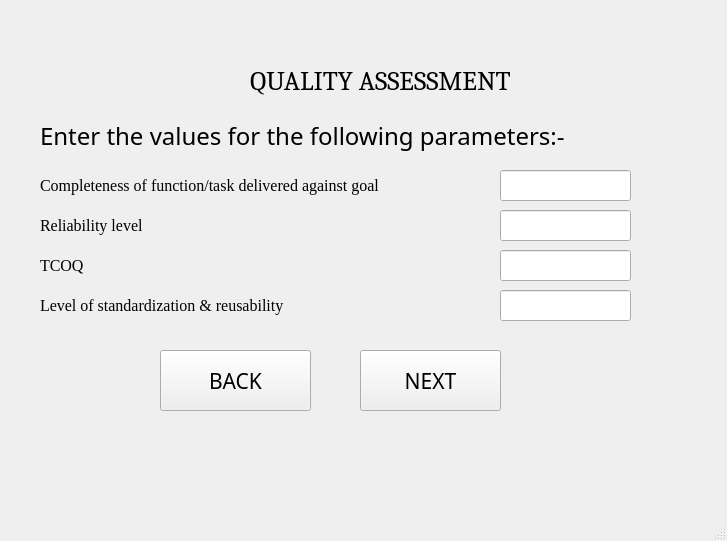
This is ui_files/quality_screen.ui in yorozuya-2003/institutional_benchmarking_model as Qt 5 draws it before an edit. The edited form follows.
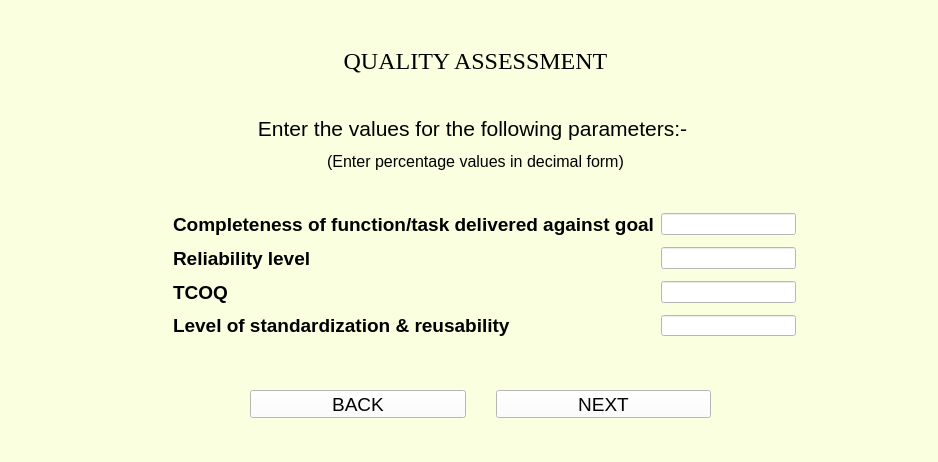
This is the edited form.

Diff of the .ui file:
```diff
--- a/ui_files/quality_screen.ui
+++ b/ui_files/quality_screen.ui
@@ -6,236 +6,294 @@
    <rect>
     <x>0</x>
     <y>0</y>
-    <width>727</width>
-    <height>541</height>
+    <width>938</width>
+    <height>462</height>
    </rect>
   </property>
   <property name="windowTitle">
    <string>MainWindow</string>
   </property>
+  <property name="styleSheet">
+   <string notr="true">background-color:rgb(250, 255, 224)</string>
+  </property>
   <widget class="QWidget" name="centralwidget">
    <widget class="QLabel" name="label_10">
     <property name="geometry">
      <rect>
-      <x>220</x>
-      <y>60</y>
-      <width>321</width>
+      <x>0</x>
+      <y>40</y>
+      <width>951</width>
       <height>41</height>
      </rect>
     </property>
     <property name="font">
      <font>
-      <family>Cambria</family>
-      <pointsize>20</pointsize>
-     </font>
-    </property>
-    <property name="text">
-     <string>QUALITY ASSESSMENT</string>
-    </property>
-    <property name="alignment">
-     <set>Qt::AlignCenter</set>
-    </property>
-   </widget>
-   <widget class="QLabel" name="label">
-    <property name="geometry">
-     <rect>
-      <x>40</x>
-      <y>110</y>
-      <width>601</width>
-      <height>51</height>
-     </rect>
-    </property>
-    <property name="font">
-     <font>
-      <family>Corbel</family>
+      <family>Times New Roman</family>
       <pointsize>18</pointsize>
      </font>
     </property>
     <property name="text">
-     <string>Enter the values for the following parameters:- </string>
+     <string>QUALITY ASSESSMENT</string>
     </property>
     <property name="alignment">
-     <set>Qt::AlignLeading|Qt::AlignLeft|Qt::AlignVCenter</set>
+     <set>Qt::AlignCenter</set>
     </property>
    </widget>
+   <widget class="QWidget" name="">
+    <property name="geometry">
+     <rect>
+      <x>170</x>
+      <y>210</y>
+      <width>631</width>
+      <height>131</height>
+     </rect>
+    </property>
+    <property name="font">
+     <font>
+      <family>Arial</family>
+      <pointsize>14</pointsize>
+      <weight>50</weight>
+      <bold>false</bold>
+     </font>
+    </property>
+    <layout class="QGridLayout" name="gridLayout">
+     <property name="leftMargin">
+      <number>3</number>
+     </property>
+     <property name="topMargin">
+      <number>3</number>
+     </property>
+     <property name="rightMargin">
+      <number>5</number>
+     </property>
+     <property name="bottomMargin">
+      <number>5</number>
+     </property>
+     <property name="horizontalSpacing">
+      <number>7</number>
+     </property>
+     <property name="verticalSpacing">
+      <number>12</number>
+     </property>
+     <item row="0" column="0">
    <widget class="QLabel" name="label_2">
-    <property name="geometry">
-     <rect>
-      <x>40</x>
-      <y>170</y>
-      <width>451</width>
-      <height>31</height>
-     </rect>
-    </property>
     <property name="font">
      <font>
-      <family>Georgia</family>
-      <pointsize>12</pointsize>
+         <family>Arial</family>
+         <pointsize>14</pointsize>
+         <weight>75</weight>
+         <bold>true</bold>
      </font>
     </property>
     <property name="text">
      <string>Completeness of function/task delivered against goal</string>
     </property>
    </widget>
+     </item>
+     <item row="0" column="1">
+      <widget class="QLineEdit" name="paramA">
+       <property name="font">
+        <font>
+         <family>Arial</family>
+         <pointsize>12</pointsize>
+         <weight>50</weight>
+         <bold>false</bold>
+        </font>
+       </property>
+       <property name="styleSheet">
+        <string notr="true">background-color:rgb(255, 255, 255)</string>
+       </property>
+      </widget>
+     </item>
+     <item row="1" column="0">
    <widget class="QLabel" name="label_3">
-    <property name="geometry">
-     <rect>
-      <x>40</x>
-      <y>210</y>
-      <width>441</width>
-      <height>31</height>
-     </rect>
-    </property>
     <property name="font">
      <font>
-      <family>Georgia</family>
-      <pointsize>12</pointsize>
+         <family>Arial</family>
+         <pointsize>14</pointsize>
+         <weight>75</weight>
+         <bold>true</bold>
      </font>
     </property>
     <property name="text">
      <string>Reliability level</string>
     </property>
    </widget>
+     </item>
+     <item row="1" column="1">
+      <widget class="QLineEdit" name="paramB">
+       <property name="font">
+        <font>
+         <family>Arial</family>
+         <pointsize>12</pointsize>
+         <weight>50</weight>
+         <bold>false</bold>
+        </font>
+       </property>
+       <property name="styleSheet">
+        <string notr="true">background-color:rgb(255, 255, 255)</string>
+       </property>
+      </widget>
+     </item>
+     <item row="2" column="0">
    <widget class="QLabel" name="label_4">
-    <property name="geometry">
-     <rect>
-      <x>40</x>
-      <y>250</y>
-      <width>441</width>
-      <height>31</height>
-     </rect>
-    </property>
     <property name="font">
      <font>
-      <family>Georgia</family>
-      <pointsize>12</pointsize>
+         <family>Arial</family>
+         <pointsize>14</pointsize>
+         <weight>75</weight>
+         <bold>true</bold>
      </font>
     </property>
     <property name="text">
      <string>TCOQ</string>
     </property>
    </widget>
-   <widget class="QLabel" name="label_5">
-    <property name="geometry">
-     <rect>
-      <x>40</x>
-      <y>290</y>
-      <width>441</width>
-      <height>31</height>
-     </rect>
-    </property>
-    <property name="font">
-     <font>
-      <family>Georgia</family>
-      <pointsize>12</pointsize>
-     </font>
-    </property>
-    <property name="text">
-     <string>Level of standardization &amp; reusability</string>
-    </property>
-   </widget>
-   <widget class="QLineEdit" name="paramA">
-    <property name="geometry">
-     <rect>
-      <x>500</x>
-      <y>170</y>
-      <width>131</width>
-      <height>31</height>
-     </rect>
-    </property>
-    <property name="font">
-     <font>
-      <family>Times New Roman</family>
-      <pointsize>12</pointsize>
-     </font>
-    </property>
-   </widget>
-   <widget class="QLineEdit" name="paramB">
-    <property name="geometry">
-     <rect>
-      <x>500</x>
-      <y>210</y>
-      <width>131</width>
-      <height>31</height>
-     </rect>
-    </property>
-    <property name="font">
-     <font>
-      <family>Times New Roman</family>
-      <pointsize>12</pointsize>
-     </font>
-    </property>
-   </widget>
+     </item>
+     <item row="2" column="1">
    <widget class="QLineEdit" name="paramC">
-    <property name="geometry">
-     <rect>
-      <x>500</x>
-      <y>250</y>
-      <width>131</width>
-      <height>31</height>
-     </rect>
-    </property>
     <property name="font">
      <font>
-      <family>Times New Roman</family>
+         <family>Arial</family>
       <pointsize>12</pointsize>
-     </font>
-    </property>
-   </widget>
+         <weight>50</weight>
+         <bold>false</bold>
+        </font>
+       </property>
+       <property name="styleSheet">
+        <string notr="true">background-color:rgb(255, 255, 255)</string>
+       </property>
+      </widget>
+     </item>
+     <item row="3" column="1">
    <widget class="QLineEdit" name="paramD">
-    <property name="geometry">
-     <rect>
-      <x>500</x>
-      <y>290</y>
-      <width>131</width>
-      <height>31</height>
-     </rect>
-    </property>
     <property name="font">
      <font>
-      <family>Times New Roman</family>
+         <family>Arial</family>
       <pointsize>12</pointsize>
-     </font>
-    </property>
-   </widget>
-   <widget class="QPushButton" name="nextButton">
+         <weight>50</weight>
+         <bold>false</bold>
+        </font>
+       </property>
+       <property name="styleSheet">
+        <string notr="true">background-color:rgb(255, 255, 255)</string>
+       </property>
+      </widget>
+     </item>
+     <item row="3" column="0">
+      <widget class="QLabel" name="label_5">
+       <property name="font">
+        <font>
+         <family>Arial</family>
+         <pointsize>14</pointsize>
+         <weight>75</weight>
+         <bold>true</bold>
+        </font>
+       </property>
+       <property name="text">
+        <string>Level of standardization &amp; reusability</string>
+       </property>
+      </widget>
+     </item>
+    </layout>
+   </widget>
+   <widget class="QWidget" name="">
     <property name="geometry">
      <rect>
-      <x>360</x>
-      <y>350</y>
-      <width>141</width>
+      <x>0</x>
+      <y>110</y>
+      <width>951</width>
       <height>61</height>
      </rect>
     </property>
+    <layout class="QGridLayout" name="gridLayout_2">
+     <item row="0" column="0" rowspan="3" colspan="2">
+      <widget class="QLabel" name="label">
     <property name="font">
      <font>
-      <family>Corbel Light</family>
+         <family>Arial</family>
       <pointsize>16</pointsize>
      </font>
     </property>
     <property name="text">
-     <string>NEXT</string>
-    </property>
-   </widget>
+        <string>Enter the values for the following parameters:- </string>
+       </property>
+       <property name="alignment">
+        <set>Qt::AlignCenter</set>
+       </property>
+      </widget>
+     </item>
+     <item row="3" column="0" colspan="2">
+      <widget class="QLabel" name="label_6">
+       <property name="font">
+        <font>
+         <family>Arial</family>
+         <pointsize>12</pointsize>
+        </font>
+       </property>
+       <property name="text">
+        <string>(Enter percentage values in decimal form)</string>
+       </property>
+       <property name="alignment">
+        <set>Qt::AlignCenter</set>
+       </property>
+      </widget>
+     </item>
+    </layout>
+   </widget>
+   <widget class="QWidget" name="">
+    <property name="geometry">
+     <rect>
+      <x>250</x>
+      <y>390</y>
+      <width>461</width>
+      <height>28</height>
+     </rect>
+    </property>
+    <property name="font">
+     <font>
+      <family>Arial</family>
+      <pointsize>14</pointsize>
+     </font>
+    </property>
+    <layout class="QGridLayout" name="gridLayout_3">
+     <property name="horizontalSpacing">
+      <number>30</number>
+     </property>
+     <item row="0" column="0">
    <widget class="QPushButton" name="backButton">
-    <property name="geometry">
-     <rect>
-      <x>160</x>
-      <y>350</y>
-      <width>151</width>
-      <height>61</height>
-     </rect>
-    </property>
     <property name="font">
      <font>
-      <family>Corbel Light</family>
-      <pointsize>16</pointsize>
-     </font>
-    </property>
+         <family>Arial</family>
+         <pointsize>14</pointsize>
+        </font>
+       </property>
+       <property name="styleSheet">
+        <string notr="true">background-color:rgb(255, 255, 255)</string>
+       </property>
     <property name="text">
      <string>BACK</string>
     </property>
    </widget>
+     </item>
+     <item row="0" column="1">
+      <widget class="QPushButton" name="nextButton">
+       <property name="font">
+        <font>
+         <family>Arial</family>
+         <pointsize>14</pointsize>
+        </font>
+       </property>
+       <property name="styleSheet">
+        <string notr="true">background-color:rgb(255, 255, 255)</string>
+       </property>
+       <property name="text">
+        <string>NEXT</string>
+       </property>
+      </widget>
+     </item>
+    </layout>
+   </widget>
   </widget>
   <widget class="QMenuBar" name="menubar">
    <property name="geometry">
```
Left out of the diff: 4 changed lines with no effect on the pictures. Lines whose indentation alone changed are shown as unchanged.
